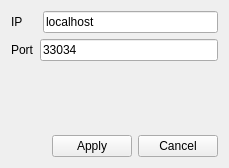
Before: the Qt Designer form client/networkcfg.ui in group93492/distributor, drawn with Qt 5.
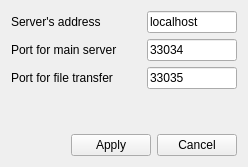
After: the same form once the commit is applied.

Commit message: Added field for input files transfer port

What changed in the file:
```diff
--- a/client/networkcfg.ui
+++ b/client/networkcfg.ui
@@ -6,8 +6,8 @@
    <rect>
     <x>0</x>
     <y>0</y>
-    <width>229</width>
-    <height>168</height>
+    <width>248</width>
+    <height>167</height>
    </rect>
   </property>
   <property name="windowTitle">
@@ -22,12 +22,12 @@
         <widget class="QLabel" name="label">
          <property name="minimumSize">
           <size>
-           <width>26</width>
+           <width>130</width>
            <height>0</height>
           </size>
          </property>
          <property name="text">
-          <string>IP</string>
+          <string>Server's address</string>
          </property>
         </widget>
        </item>
@@ -44,8 +44,14 @@
       <layout class="QHBoxLayout" name="horizontalLayout_3">
        <item>
         <widget class="QLabel" name="label_2">
+         <property name="minimumSize">
+          <size>
+           <width>130</width>
+           <height>0</height>
+          </size>
+         </property>
          <property name="text">
-          <string>Port</string>
+          <string>Port for main server</string>
          </property>
         </widget>
        </item>
@@ -58,6 +64,30 @@
        </item>
       </layout>
      </item>
+     <item>
+      <layout class="QHBoxLayout" name="horizontalLayout_4">
+       <item>
+        <widget class="QLabel" name="label_3">
+         <property name="minimumSize">
+          <size>
+           <width>130</width>
+           <height>0</height>
+          </size>
+         </property>
+         <property name="text">
+          <string>Port for file transfer</string>
+         </property>
+        </widget>
+       </item>
+       <item>
+        <widget class="QLineEdit" name="filesPortEdit">
+         <property name="text">
+          <string>33035</string>
+         </property>
+        </widget>
+       </item>
+      </layout>
+     </item>
      <item>
       <spacer name="verticalSpacer">
        <property name="orientation">
```
Left out of the diff: 2 changed lines with no effect on the pictures. The commit also changes 1 other file.
